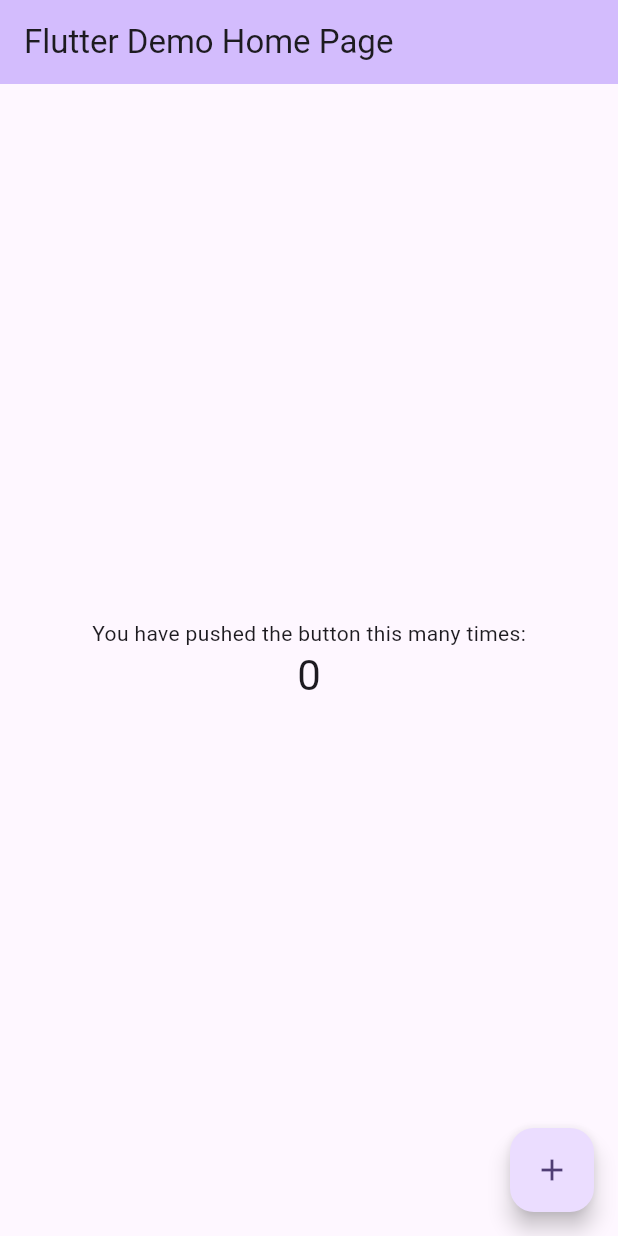
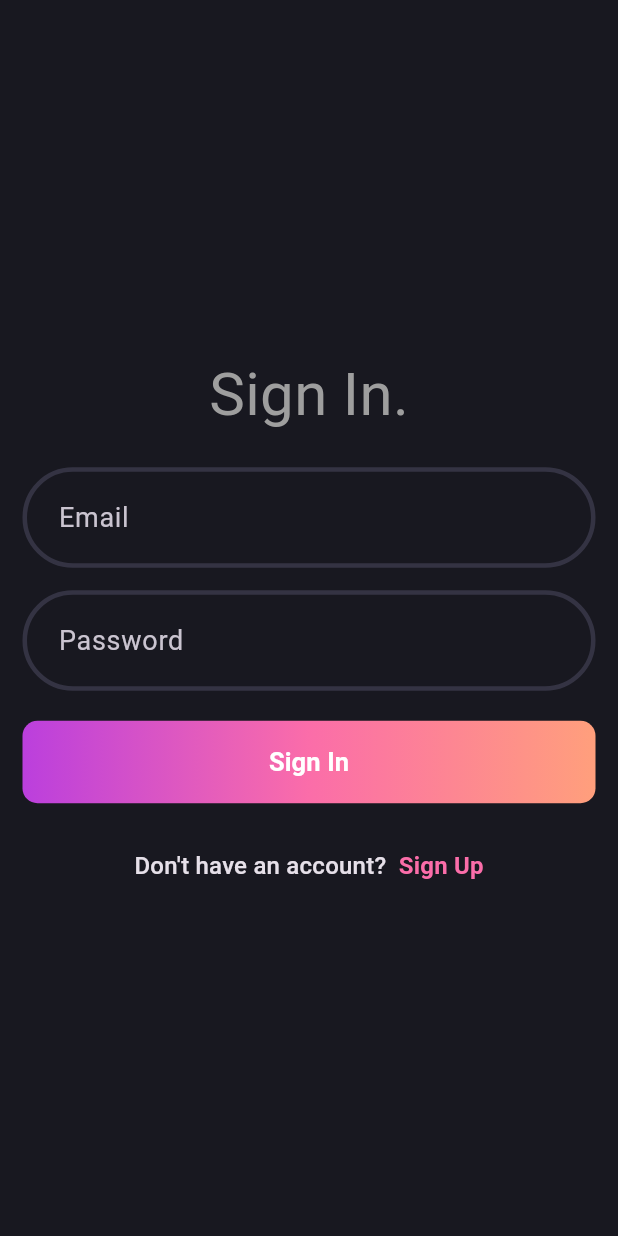
Before and after one commit to Basavaraj-coder/Blogging, a Flutter app: the screen it shows after launch, on a phone screen of 412 x 824 dp. Run offline on Flutter 3.47's test engine with Material 3 defaults, Android fonts, the light colour scheme and no system bars; our stand-ins replace fpdart, supabase_flutter; accounts and stored records are empty.

Commit message:
Second commit, worked on Domain and data model still entites pending

```diff
--- /dev/null
+++ b/lib/Core/Secrets/supabase_secrets.dart
@@ -0,0 +1,5 @@
+class Secrets {
+  static const url = "https://tsuigoowxrcyqvzqgmpr.supabase.co";
+  static const anonKey =
+      "eyJhbGciOiJIUzI1NiIsInR5cCI6IkpXVCJ9.eyJpc3MiOiJzdXBhYmFzZSIsInJlZiI6InRzdWlnb293eHJjeXF2enFnbXByIiwicm9sZSI6ImFub24iLCJpYXQiOjE3MjY4MjU1NjUsImV4cCI6MjA0MjQwMTU2NX0.6mfWWB-yUrqIO_Sl0HLwfQWxAEiLRzHIqeOhfzuuPFw";
+}
--- /dev/null
+++ b/lib/Core/error/exceptions.dart
@@ -0,0 +1,5 @@
+class ServerException implements Exception{
+  final String msg;
+
+  ServerException(this.msg);
+}
--- /dev/null
+++ b/lib/Core/error/failure.dart
@@ -0,0 +1,6 @@
+class Failure{
+
+  final String error;
+
+  Failure([this.error = "unexcepted error occured"]);//default value in constructor
+}
--- /dev/null
+++ b/lib/Core/theme/App_pallete.dart
@@ -0,0 +1,14 @@
+import 'package:flutter/material.dart';
+
+//colors needed to for the app, centralized control over colors
+class AppPallete {
+  static const Color backgroundColor = Color.fromRGBO(24, 24, 32, 1);
+  static const Color gradient1 = Color.fromRGBO(187, 63, 221, 1);
+  static const Color gradient2 = Color.fromRGBO(251, 109, 169, 1);
+  static const Color gradient3 = Color.fromRGBO(255, 159, 124, 1);
+  static const Color borderColor = Color.fromRGBO(52, 51, 67, 1);
+  static const Color whiteColor = Colors.white;
+  static const Color greyColor = Colors.grey;
+  static const Color errorColor = Colors.redAccent;
+  static const Color transparentColor = Colors.transparent;
+}
--- /dev/null
+++ b/lib/Core/theme/theme.dart
@@ -0,0 +1,31 @@
+//this class is gonna contain whole theme for app
+
+import 'package:blogging/Core/theme/App_pallete.dart';
+import 'package:flutter/material.dart';
+
+class AppTheme{
+  //everytime when you try to set border passing Color should not be compulsory,
+  // --color should take some default color, that we can achieve using --
+  //inside ([Colors color = AppPallete.borderColor])
+  static _border([Color color = AppPallete.borderColor]) => OutlineInputBorder(
+      borderSide: BorderSide(
+        color: color,
+        width: 3,
+      ),
+      borderRadius: BorderRadius.circular(40)
+  );
+
+  static final darkThemeMode = ThemeData.dark().copyWith(
+    //now here i want to change the
+    appBarTheme: const AppBarTheme(
+      backgroundColor: AppPallete.backgroundColor
+    ),
+    scaffoldBackgroundColor: AppPallete.backgroundColor,
+    inputDecorationTheme: InputDecorationTheme(
+      contentPadding: EdgeInsets.all(20),
+      enabledBorder: _border(), //assigned OutLinedInputBorder to _border
+      focusedBorder: _border(AppPallete.gradient2),//now here i want to change some color of border while focused
+      //so convert _border to function
+    ),
+  );
+}
--- /dev/null
+++ b/lib/Features/Auth/Data/DataSources/auth_remote_data_source.dart
@@ -0,0 +1,57 @@
+//in domain also we was having same interface than why again here same ?
+// that was for Domain part here this is for data part, and look at both the methods they are not returning --
+// Either<> like Domain interface, it only returns string.
+//this interface communicates with external database unlike Domain's auth_repository
+import 'package:blogging/Core/error/exceptions.dart';
+import 'package:supabase_flutter/supabase_flutter.dart';
+
+abstract interface class AuthRemoteDataSource {
+  Future<String> signUpWithEmailPassword(
+      //
+      {required String email,
+      required String name,
+      required String password});
+
+  Future<String> loginWithEmailPassword(
+      {required String email, required String password});
+}
+
+class AuthRemoteDataSourceImpl implements AuthRemoteDataSource {
+  final SupabaseClient supabaseClient;
+
+  AuthRemoteDataSourceImpl(
+      this.supabaseClient); //why are we taking supabaseclient in constructor
+  //why arent we directly initializing it, we are not doing it because, it will
+  // --create a dependency of supabase in this AuthRemoteDataSourceImpl,
+  //inorder to change the database in future from supabase to firebase, need to change a lot things
+  //so avoid direct initialization, instead we use Dependency injection, whenever this class is called --
+  //pass the instance of Database (supabse,firebase etc)
+
+  @override
+  Future<String> loginWithEmailPassword(
+      {required String email, required String password}) {
+    // TODO: implement loginWithEmailPassword
+    throw UnimplementedError();
+  }
+
+  @override
+  Future<String> signUpWithEmailPassword(
+      {required String email,
+      required String name,
+      required String password}) async {
+    try{
+      //so here i m facing issue how to pass name here, beoz they haven't -
+      // -provided any parameter like name,id etc,so inorder to pass name i need to use data:{}
+
+      final response = await supabaseClient.auth.signUp(password: password,email: email,data:{
+        'name' : name
+      });
+      if(response.user == null){
+        throw ServerException("User is null");
+      }else{}
+      return response.user!.id; // we only want to return id, if user is not null
+    }catch(exception){
+      throw ServerException(exception.toString());
+    }
+  }
+}
--- /dev/null
+++ b/lib/Features/Auth/Domain/Repository/auth_repository.dart
@@ -0,0 +1,20 @@
+//domain is independent from ui and data part, now matter how there implemented,
+// --Ui may change and Data may change but hardly Domain changes it is nothing but business logic
+
+//we need interface why we need ? = becoz it forces class to implement its methods
+import 'package:blogging/Core/error/failure.dart';
+import 'package:fpdart/fpdart.dart';
+
+abstract interface class AuthRepository {
+  //here will define two methods initially signUpwithUserAndPassword and loginWithUserAndPassword
+  //return type would be success or failure
+
+  // iwill create separate class for failure and success so that i get status code,
+  Future<Either<Failure, String>> signUpWithEmailPassword( //for signUp
+      {required String name, required String email, required String password});
+
+  Future<Either<Failure, String>> loginInWithEmailPassword( //for login
+      {required String email, required String password});
+
+  //now thats our entire interface of AuthRepository class
+}
--- /dev/null
+++ b/lib/Features/Auth/Presentation/Pages/login_page.dart
@@ -0,0 +1,112 @@
+import 'package:blogging/Core/theme/App_pallete.dart';
+import 'package:blogging/Features/Auth/Presentation/Pages/signup_page.dart';
+import 'package:blogging/Features/Auth/Presentation/Widgets/auth_field.dart';
+import 'package:blogging/Features/Auth/Presentation/Widgets/auth_gradient_button.dart';
+import 'package:flutter/material.dart';
+
+class LoginPage extends StatefulWidget {
+  static route() => PageRouteBuilder(
+        transitionDuration: const Duration(milliseconds: 500),
+        // Adjust the duration
+        pageBuilder: (context, animation, secondaryAnimation) =>
+            const LoginPage(),
+        transitionsBuilder: (context, animation, secondaryAnimation, child) {
+          return FadeTransition(
+            opacity: animation,
+            child: child,
+          );
+        },
+      );
+
+  const LoginPage({super.key});
+
+  @override
+  State<LoginPage> createState() => _LoginPageState();
+}
+
+class _LoginPageState extends State<LoginPage> {
+  final _formKey = GlobalKey<FormState>();
+  final emailController = TextEditingController();
+  final passwordController = TextEditingController();
+
+  @override
+  void dispose() {
+    emailController.dispose();
+    passwordController.dispose();
+    super.dispose();
+  }
+
+  @override
+  Widget build(BuildContext context) {
+    final TextStyle defaultStyle =
+        Theme.of(context).textTheme.titleMedium!; //default style
+    return Scaffold(
+      body: Center(
+        child: Padding(
+          padding: const EdgeInsets.all(15.0),
+          child: Form(
+            key: _formKey,
+            child: Column(
+              mainAxisAlignment: MainAxisAlignment.center,
+              children: [
+                const Text(
+                  "Sign In.",
+                  style: TextStyle(fontSize: 40, color: AppPallete.greyColor),
+                ),
+                const SizedBox(
+                  height: 20,
+                ),
+                AuthField(textHint: "Email", controller: emailController),
+                const SizedBox(
+                  height: 15,
+                ),
+                AuthField(
+                  textHint: "Password",
+                  controller: passwordController,
+                  isObscureText: true,
+                ),
+                const SizedBox(
+                  height: 20,
+                ),
+                const AuthGradientButton(textOnButton: "Sign In",),
+                const SizedBox(
+                  height: 30,
+                ),
+                GestureDetector(
+                  onTap: () {
+                    Navigator.push(
+                      context, SignupPage.route()//SignupPage.route()
+                      //syntax of a factory constructor in Dart,
+                      //Equivalent Syntax
+                      // The code static route() => PageRouteBuilder() is equivalent to the following:
+                      //static route() {
+                      //   return PageRouteBuilder();
+                      // }
+                    );
+                  },
+                  child: RichText(
+                    text: TextSpan(
+                      children: [
+                        TextSpan(
+                          text: "Don't have an account?  ",
+                          style: defaultStyle, // Default style
+                        ),
+                        TextSpan(
+                          text: "Sign Up",
+                          style: defaultStyle.copyWith(
+                              // add some additional color to text
+                              color: AppPallete.gradient2,
+                              fontWeight: FontWeight.bold),
+                        ),
+                      ],
+                    ),
+                  ),
+                )
+              ],
+            ),
+          ),
+        ),
+      ),
+    );
+  }
+}
--- /dev/null
+++ b/lib/Features/Auth/Presentation/Widgets/auth_field.dart
@@ -0,0 +1,54 @@
+import 'package:flutter/material.dart';
+
+class AuthField extends StatelessWidget {
+  final String textHint;
+  final TextEditingController controller;
+  final bool isObscureText;
+
+  const AuthField(
+      {super.key,
+      required this.textHint,
+      required this.controller,
+      this.isObscureText = false});
+
+  @override
+  Widget build(BuildContext context) {
+    return TextFormField(
+      controller: controller,
+      decoration: InputDecoration(
+          hintText: textHint,
+          hintStyle: const TextStyle(
+            fontSize: 18.0,
+          )
+      ),
+      obscureText: isObscureText,
+      //so inorder to change the decoration, and avoid redundancy of code--
+      // add/update input-decoration at theme.dart
+      validator: (value) {
+        if (value!.isEmpty) {
+          return "Please fill $textHint";
+        }if (textHint == "Email" && !_validateEmail(value)) {
+          return "Please enter a valid email";
+        }if(textHint == "Password" && !_validatePassword(value)){
+          return "Password should be of More than 10 characters";
+        }
+        return null;
+      },
+    );
+  }
+
+  bool _validateEmail(String value) {
+    final RegExp emailRegex = RegExp(
+      r'^[\w-\.]+@([\w-]+\.)+[\w]{2,4}$',
+    );
+    return emailRegex.hasMatch(value);
+  }
+
+  bool _validatePassword(String value) {
+    final RegExp passwordRegex = RegExp(
+      r'^(?=.*[A-Za-z])(?=.*\d)(?=.*[@$!%*?&])[A-Za-z\d@$!%*?&]{10,}$',
+      // At least one letter, one number, one special character, and a minimum length of 8 characters
+    );
+    return passwordRegex.hasMatch(value);
+  }
+}
--- /dev/null
+++ b/lib/Features/Auth/Presentation/Widgets/auth_gradient_button.dart
@@ -0,0 +1,47 @@
+import 'package:blogging/Core/theme/App_pallete.dart';
+import 'package:flutter/material.dart';
+
+class AuthGradientButton extends StatelessWidget {
+  final textOnButton;
+  // final GlobalKey formkey;
+  const AuthGradientButton({super.key, required this.textOnButton});
+
+  @override
+  Widget build(BuildContext context) {
+    return Container(
+      //this container i have wrapped becos of gradiant,
+      // elevated button don't allow for gradiant
+      // to use gradiant need to wrap with container
+      decoration: BoxDecoration(
+          gradient: const LinearGradient(colors: [
+        AppPallete.gradient1,
+        AppPallete.gradient2,
+        AppPallete.gradient3
+      ],
+            begin: Alignment.bottomLeft,
+            end: Alignment.bottomRight,
+          ),
+        borderRadius: BorderRadius.circular(10),
+      ), //for gradiant,
+      child: ElevatedButton(
+        onPressed: () {
+        },
+        style: ElevatedButton.styleFrom(
+          //elevated button color
+          //increase the height and width
+          fixedSize: const Size(double.maxFinite, 55), //size of the button,
+          backgroundColor: AppPallete.transparentColor,
+          shadowColor: AppPallete.transparentColor
+        ),
+        child: Text(
+          textOnButton,
+          style: TextStyle(
+            color: AppPallete.whiteColor,
+            fontSize: 17,
+            fontWeight: FontWeight.w600,
+          ),
+        ),
+      ),
+    );
+  }
+}
--- a/lib/main.dart
+++ b/lib/main.dart
@@ -1,6 +1,20 @@
+import 'package:blogging/Core/Secrets/supabase_secrets.dart';
+import 'package:blogging/Core/theme/theme.dart';
+import 'package:blogging/Features/Auth/Presentation/Pages/login_page.dart';
 import 'package:flutter/material.dart';
+import 'package:supabase_flutter/supabase_flutter.dart';
 
-void main() {
+//need url and anon key to connect with supabase
+//those url and key i have stored it in Secrets folder in Core
+
+void main() async {
+  //we are using async and await so need to bind widget properly, so that reduces the possibility of errors in future
+  WidgetsFlutterBinding.ensureInitialized();
+
+  // async and await for supabase
+ final supabase = await Supabase.initialize(url: Secrets.url, anonKey: Secrets.anonKey);
+//supabase initilizing part is done
+
   runApp(const MyApp());
 }
 
@@ -11,115 +25,11 @@
   @override
   Widget build(BuildContext context) {
     return MaterialApp(
-      title: 'Flutter Demo',
-      theme: ThemeData(
-        // This is the theme of your application.
-        //
-        // TRY THIS: Try running your application with "flutter run". You'll see
-        // the application has a purple toolbar. Then, without quitting the app,
-        // try changing the seedColor in the colorScheme below to Colors.green
-        // and then invoke "hot reload" (save your changes or press the "hot
-        // reload" button in a Flutter-supported IDE, or press "r" if you used
-        // the command line to start the app).
-        //
-        // Notice that the counter didn't reset back to zero; the application
-        // state is not lost during the reload. To reset the state, use hot
-        // restart instead.
-        //
-        // This works for code too, not just values: Most code changes can be
-        // tested with just a hot reload.
-        colorScheme: ColorScheme.fromSeed(seedColor: Colors.deepPurple),
-        useMaterial3: true,
-      ),
-      home: const MyHomePage(title: 'Flutter Demo Home Page'),
+      debugShowCheckedModeBanner: false,
+      title: 'Blogging',
+      theme: AppTheme.darkThemeMode, //here the theme of the app is not matching
+      // --as expected, want to modify the color of darkMode, go to theme.dart
+      home: const LoginPage(),
     );
   }
 }
-
-class MyHomePage extends StatefulWidget {
-  const MyHomePage({super.key, required this.title});
-
-  // This widget is the home page of your application. It is stateful, meaning
-  // that it has a State object (defined below) that contains fields that affect
-  // how it looks.
-
-  // This class is the configuration for the state. It holds the values (in this
-  // case the title) provided by the parent (in this case the App widget) and
-  // used by the build method of the State. Fields in a Widget subclass are
-  // always marked "final".
-
-  final String title;
-
-  @override
-  State<MyHomePage> createState() => _MyHomePageState();
-}
-
-class _MyHomePageState extends State<MyHomePage> {
-  int _counter = 0;
-
-  void _incrementCounter() {
-    setState(() {
-      // This call to setState tells the Flutter framework that something has
-      // changed in this State, which causes it to rerun the build method below
-      // so that the display can reflect the updated values. If we changed
-      // _counter without calling setState(), then the build method would not be
-      // called again, and so nothing would appear to happen.
-      _counter++;
-    });
-  }
-
-  @override
-  Widget build(BuildContext context) {
-    // This method is rerun every time setState is called, for instance as done
-    // by the _incrementCounter method above.
-    //
-    // The Flutter framework has been optimized to make rerunning build methods
-    // fast, so that you can just rebuild anything that needs updating rather
-    // than having to individually change instances of widgets.
-    return Scaffold(
-      appBar: AppBar(
-        // TRY THIS: Try changing the color here to a specific color (to
-        // Colors.amber, perhaps?) and trigger a hot reload to see the AppBar
-        // change color while the other colors stay the same.
-        backgroundColor: Theme.of(context).colorScheme.inversePrimary,
-        // Here we take the value from the MyHomePage object that was created by
-        // the App.build method, and use it to set our appbar title.
-        title: Text(widget.title),
-      ),
-      body: Center(
-        // Center is a layout widget. It takes a single child and positions it
-        // in the middle of the parent.
-        child: Column(
-          // Column is also a layout widget. It takes a list of children and
-          // arranges them vertically. By default, it sizes itself to fit its
-          // children horizontally, and tries to be as tall as its parent.
-          //
-          // Column has various properties to control how it sizes itself and
-          // how it positions its children. Here we use mainAxisAlignment to
-          // center the children vertically; the main axis here is the vertical
-          // axis because Columns are vertical (the cross axis would be
-          // horizontal).
-          //
-          // TRY THIS: Invoke "debug painting" (choose the "Toggle Debug Paint"
-          // action in the IDE, or press "p" in the console), to see the
-          // wireframe for each widget.
-          mainAxisAlignment: MainAxisAlignment.center,
-          children: <Widget>[
-            const Text(
-              'You have pushed the button this many times:',
-            ),
-            Text(
-              '$_counter',
-              style: Theme.of(context).textTheme.headlineMedium,
-            ),
-          ],
-        ),
-      ),
-      floatingActionButton: FloatingActionButton(
-        onPressed: _incrementCounter,
-        tooltip: 'Increment',
-        child: const Icon(Icons.add),
-      ), // This trailing comma makes auto-formatting nicer for build methods.
-    );
-  }
-}
--- a/pubspec.yaml
+++ b/pubspec.yaml
@@ -35,6 +35,8 @@ dependencies:
   # The following adds the Cupertino Icons font to your application.
   # Use with the CupertinoIcons class for iOS style icons.
   cupertino_icons: ^1.0.8
+  fpdart: ^1.1.0
+  supabase_flutter: ^2.6.0
 
 dev_dependencies:
   flutter_test:
```
Also changed, not shown: lib/Features/Auth/Data/Repositories/auth_repository_impl.dart (added, +39 -0 lines), lib/Features/Auth/Presentation/Pages/signup_page.dart (added, +122 -0 lines), flow chart of app.png (added), lib/Features/Auth/Domain/usecase/user_sign_up.dart (added), pubspec.lock, 5 other files.
